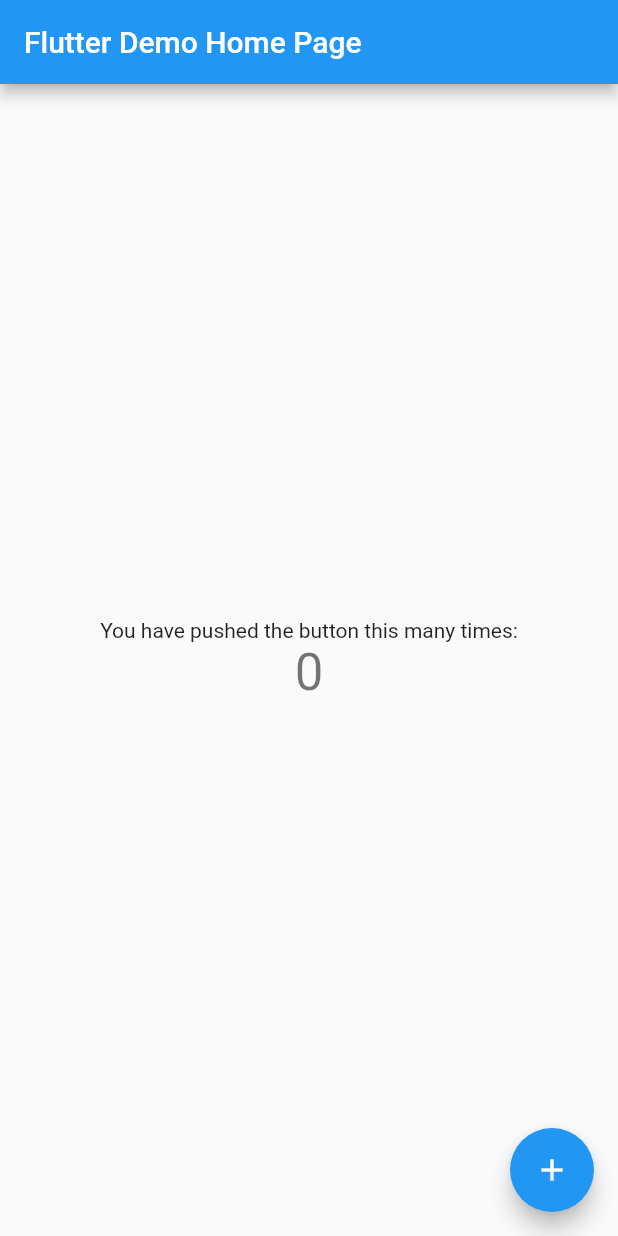
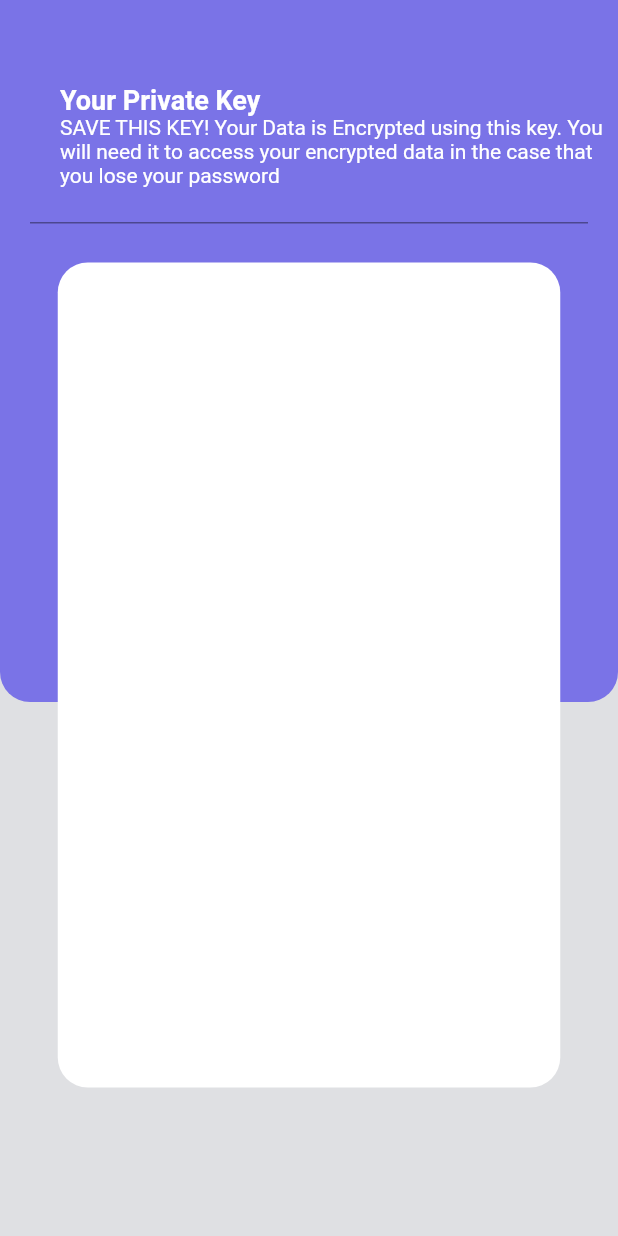
Before and after one commit to KutayYASAR/crypto_vault, a Flutter app: the screen it shows after launch, on a phone screen of 412 x 824 dp. Run offline on Flutter 3.47's test engine with Material 2 defaults, Android fonts, the light colour scheme and no system bars.

Commit message:
createAccountPrivateKeyScreen completed

```diff
--- /dev/null
+++ b/lib/constants.dart
@@ -0,0 +1,4 @@
+import 'package:flutter/material.dart';
+
+const kPrimaryColor = Color.fromRGBO(122, 115, 231, 1);
+const kPrimaryLightColor = Color.fromRGBO(223, 224, 227, 1);
--- a/lib/main.dart
+++ b/lib/main.dart
@@ -1,3 +1,6 @@
+// ignore_for_file: prefer_const_constructors
+import 'package:crypto_vault/constants.dart';
+import 'package:crypto_vault/resetPassword.dart';
 import 'package:flutter/material.dart';
 
 void main() {
@@ -13,103 +16,9 @@
     return MaterialApp(
       title: 'Flutter Demo',
       theme: ThemeData(
-        // This is the theme of your application.
-        //
-        // Try running your application with "flutter run". You'll see the
-        // application has a blue toolbar. Then, without quitting the app, try
-        // changing the primarySwatch below to Colors.green and then invoke
-        // "hot reload" (press "r" in the console where you ran "flutter run",
-        // or simply save your changes to "hot reload" in a Flutter IDE).
-        // Notice that the counter didn't reset back to zero; the application
-        // is not restarted.
-        primarySwatch: Colors.blue,
-      ),
-      home: const MyHomePage(title: 'Flutter Demo Home Page'),
+          primaryColor: kPrimaryColor,
+          scaffoldBackgroundColor: kPrimaryLightColor),
+      home: ResetPassword(),
     );
   }
 }
-
-class MyHomePage extends StatefulWidget {
-  const MyHomePage({Key? key, required this.title}) : super(key: key);
-
-  // This widget is the home page of your application. It is stateful, meaning
-  // that it has a State object (defined below) that contains fields that affect
-  // how it looks.
-
-  // This class is the configuration for the state. It holds the values (in this
-  // case the title) provided by the parent (in this case the App widget) and
-  // used by the build method of the State. Fields in a Widget subclass are
-  // always marked "final".
-
-  final String title;
-
-  @override
-  State<MyHomePage> createState() => _MyHomePageState();
-}
-
-class _MyHomePageState extends State<MyHomePage> {
-  int _counter = 0;
-
-  void _incrementCounter() {
-    setState(() {
-      // This call to setState tells the Flutter framework that something has
-      // changed in this State, which causes it to rerun the build method below
-      // so that the display can reflect the updated values. If we changed
-      // _counter without calling setState(), then the build method would not be
-      // called again, and so nothing would appear to happen.
-      _counter++;
-    });
-  }
-
-  @override
-  Widget build(BuildContext context) {
-    // This method is rerun every time setState is called, for instance as done
-    // by the _incrementCounter method above.
-    //
-    // The Flutter framework has been optimized to make rerunning build methods
-    // fast, so that you can just rebuild anything that needs updating rather
-    // than having to individually change instances of widgets.
-    return Scaffold(
-      appBar: AppBar(
-        // Here we take the value from the MyHomePage object that was created by
-        // the App.build method, and use it to set our appbar title.
-        title: Text(widget.title),
-      ),
-      body: Center(
-        // Center is a layout widget. It takes a single child and positions it
-        // in the middle of the parent.
-        child: Column(
-          // Column is also a layout widget. It takes a list of children and
-          // arranges them vertically. By default, it sizes itself to fit its
-          // children horizontally, and tries to be as tall as its parent.
-          //
-          // Invoke "debug painting" (press "p" in the console, choose the
-          // "Toggle Debug Paint" action from the Flutter Inspector in Android
-          // Studio, or the "Toggle Debug Paint" command in Visual Studio Code)
-          // to see the wireframe for each widget.
-          //
-          // Column has various properties to control how it sizes itself and
-          // how it positions its children. Here we use mainAxisAlignment to
-          // center the children vertically; the main axis here is the vertical
-          // axis because Columns are vertical (the cross axis would be
-          // horizontal).
-          mainAxisAlignment: MainAxisAlignment.center,
-          children: <Widget>[
-            const Text(
-              'You have pushed the button this many times:',
-            ),
-            Text(
-              '$_counter',
-              style: Theme.of(context).textTheme.headline4,
-            ),
-          ],
-        ),
-      ),
-      floatingActionButton: FloatingActionButton(
-        onPressed: _incrementCounter,
-        tooltip: 'Increment',
-        child: const Icon(Icons.add),
-      ), // This trailing comma makes auto-formatting nicer for build methods.
-    );
-  }
-}
--- /dev/null
+++ b/lib/resetPassword.dart
@@ -0,0 +1,92 @@
+import 'package:crypto_vault/constants.dart';
+import 'package:flutter/material.dart';
+
+class ResetPassword extends StatelessWidget {
+  const ResetPassword({Key? key}) : super(key: key);
+
+  @override
+  Widget build(BuildContext context) {
+    Size size = MediaQuery.of(context).size;
+    return Scaffold(
+      appBar: AppBar(
+        backgroundColor: kPrimaryColor,
+        elevation: 0.0,
+      ),
+      body: Container(
+        height: size.height,
+        width: double.infinity,
+        child: Stack(
+          alignment: Alignment.topCenter,
+          children: <Widget>[
+            Container(
+                decoration: const BoxDecoration(
+                    color: kPrimaryColor,
+                    borderRadius:
+                        BorderRadius.vertical(bottom: Radius.circular(20))),
+                height: size.height / 2),
+            Column(
+              mainAxisAlignment: MainAxisAlignment.spaceBetween,
+              children: [
+                Padding(
+                  padding: const EdgeInsets.only(left: 40),
+                  child: Container(
+                    alignment: Alignment.center,
+                    child: Column(
+                      crossAxisAlignment: CrossAxisAlignment.start,
+                      children: [
+                        Padding(
+                          padding: const EdgeInsets.all(0.0),
+                          child: Text(
+                            'Your Private Key',
+                            style: TextStyle(
+                                color: Colors.white,
+                                fontSize: 18,
+                                fontWeight: FontWeight.w700),
+                            textAlign: TextAlign.left,
+                          ),
+                        ),
+                        Padding(
+                          padding: const EdgeInsets.all(0.0),
+                          child: Text(
+                            'SAVE THIS KEY! Your Data is Encrypted using this key. You will need it to access your encrypted data in the case that you lose your password ',
+                            style: TextStyle(
+                                color: Colors.white,
+                                fontSize: 14,
+                                fontWeight: FontWeight.w400),
+                            textAlign: TextAlign.left,
+                          ),
+                        ),
+                      ],
+                    ),
+                  ),
+                ),
+              ],
+            ),
+            Column(
+              mainAxisAlignment: MainAxisAlignment.center,
+              children: [
+                Padding(
+                  padding: const EdgeInsets.only(top: 20),
+                  child: Container(
+                    height: 550,
+                    width: 335,
+                    decoration: const BoxDecoration(
+                      borderRadius: BorderRadius.all(Radius.circular(20)),
+                      color: Colors.white,
+                    ),
+                  ),
+                ),
+              ],
+            ),
+            const Padding(
+              padding: const EdgeInsets.fromLTRB(20, 45, 20, 0),
+              child: TextField(
+                decoration: InputDecoration(),
+              ),
+            ),
+          ],
+        ),
+      ),
+    );
+  }
+}
```
